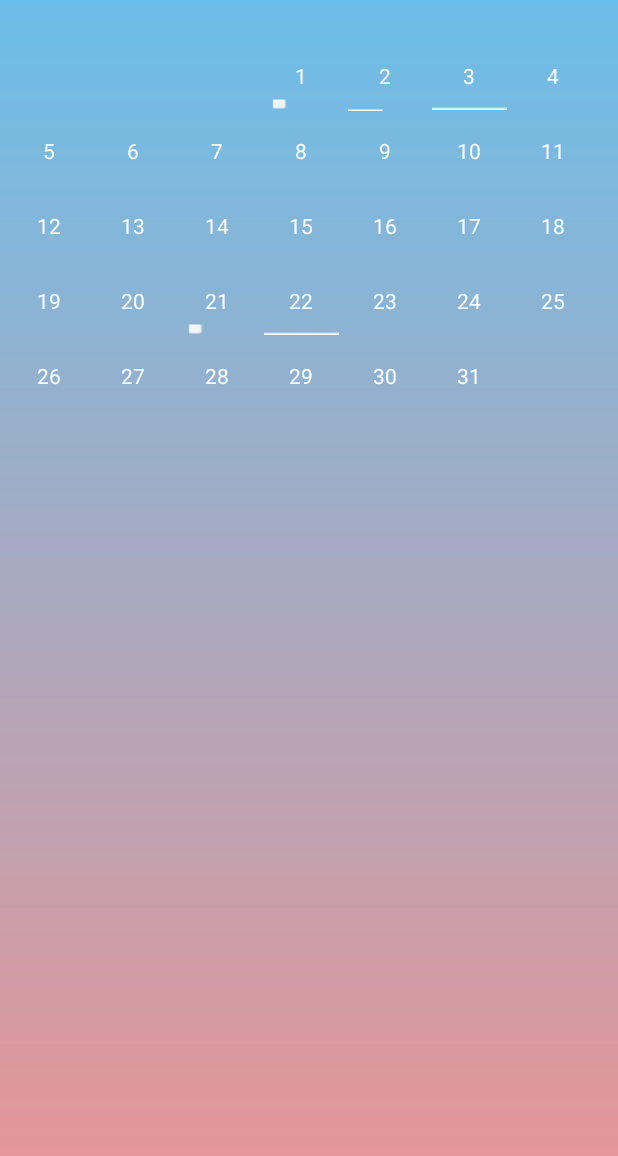
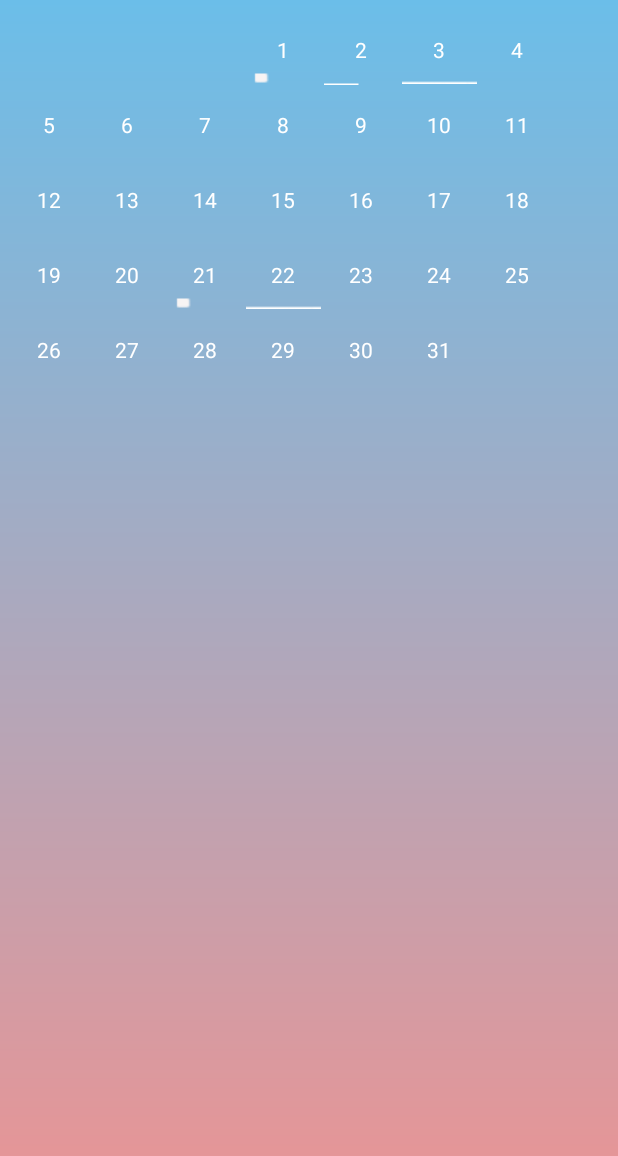
Before and after one commit to Zelen23/calendar_for_nm, an Android app: the screen it shows after launch (MainActivity), on a phone screen of 412 x 824 dp. Shown: the top 1156 px of the screen. Run offline under Robolectric (Android 15) with nearby library versions, the phone set to English and light mode, and no system bars.

Commit message:
'prestate_to_Gesture'

```diff
--- a/app/src/main/java/com/example/zsoft/calendar_for_nm/MainActivity.java
+++ b/app/src/main/java/com/example/zsoft/calendar_for_nm/MainActivity.java
@@ -21,76 +21,58 @@ import java.util.List;
 public class MainActivity extends AppCompatActivity {
 
     GridView grView_cld;
-    GregorianCalendar cld = new GregorianCalendar();
-    int month;
-    int d;
-    int max;
-
 
     @Override
     protected void onCreate(Bundle savedInstanceState) {
         super.onCreate(savedInstanceState);
         setContentView(R.layout.activity_main);
         grView_cld=(GridView)findViewById(R.id.gridView);
-        String[] line=new String[35];
-        for(int i=0;i<35;i++){
-            line[i]=" "+i;
-        }
+        String [] day=day();
 
-        List<String> list_d=new ArrayList<String>();
+        bild_mass_for_adapter creat_mass=new bild_mass_for_adapter();
+        grView_cld.setAdapter(
+                //  new ArrayAdapter<String>(this,android.R.layout.simple_list_item_1,line));
+                new custom_grid_adapter(this,creat_mass.grv(
+                        Integer.parseInt(day[1]),
+                        Integer.parseInt(day[3])),
+                        creat_mass.convert_mass_for_render(
+                                creat_mass.grv(
+                                        Integer.parseInt(day[1]),
+                                        Integer.parseInt(day[3])
+
+                                )
+                        )
+                )
+        );
 
 
 
+    }
+
+    // Разбор текущей даты для проверок
+    String[] day() {
+//month-day
+        GregorianCalendar cld_m = new GregorianCalendar();
+        String day = cld_m.getTime().toString();
+        String[] getday = day.split(" ", 5);
+        int mn = cld_m.get(Calendar.MONTH);
+        String[] show_day = new String[4];
+        show_day[0] = String.valueOf(Integer.parseInt(getday[2]));
+        show_day[1] = String.valueOf(mn);
+        show_day[2] = String.valueOf(getday[4]);
+        show_day[3] = String.valueOf(cld_m.get(Calendar.YEAR));
 
 
-        bild_mass_for_adapter creat_mass=new bild_mass_for_adapter();
+        Log.i("today**", getday[2]);
+        Log.i("mns_name", getday[1]);
+        Log.i("**", getday[0]);
+        Log.i("int_mns*", String.valueOf(mn));
 
 
-        grView_cld.setAdapter(
-                //  new ArrayAdapter<String>(this,android.R.layout.simple_list_item_1,line));
-                new custom_grid_adapter(this,grv(2,2018),
-                        creat_mass.convert_mass_for_render(grv(2,2018))));
-
+        return show_day;
     }
 
-    public List grv(final int month, int y) {
-
-        final String[] name = {"пн", "вт", "ср", "чт", "пт", "сб", "вс"};
-
-
-        cld.set(y, month, 1);
-        d = cld.get(Calendar.DAY_OF_WEEK);
-        max = cld.getActualMaximum(Calendar.DAY_OF_MONTH);
-        String[] ms = new String[50];
-        final List<String> list_d = new ArrayList<>();
-
-//из нетбина календарь
-        int in = 1;
-        for (int ir = 1; ir < 49; ir++) {
-
-            if (in <= max) {
-                if (d == 1) {
-                    Log.i("d_grv_if=1", String.valueOf(d));
-            /*то в массив первые 6 позиций пишем null*/
-                    if (ir >= d + 6) {
-                        ms[ir] = String.valueOf(in++);
-                    }
-
-                } else if (ir >= d - 1) {
-                    Log.i("d_grv_if!=1", String.valueOf(d));
-                    ms[ir] = String.valueOf(in++);
-                }
-            }
-            if (ms[ir] == null) {
-                list_d.add(" ");
-            } else {
-                list_d.add(String.valueOf(ms[ir]));
-            }
-        }
-
-       return list_d;
-    }
-
+    // размерность грида
     private void adjustGridView(){
         grView_cld.setNumColumns(7);
         //grView_cld.setColumnWidth(50);
--- a/app/src/main/java/com/example/zsoft/calendar_for_nm/bild_mass_for_adapter.java
+++ b/app/src/main/java/com/example/zsoft/calendar_for_nm/bild_mass_for_adapter.java
@@ -3,6 +3,8 @@ package com.example.zsoft.calendar_for_nm;
 import android.util.Log;
 
 import java.util.ArrayList;
+import java.util.Calendar;
+import java.util.GregorianCalendar;
 import java.util.List;
 
 /**
@@ -10,6 +12,9 @@ import java.util.List;
  */
 
 public class bild_mass_for_adapter {
+    GregorianCalendar cld = new GregorianCalendar();
+    int d;
+    int max;
 
     public int[] convert_mass_for_render(List list_d){
 
@@ -49,6 +54,7 @@ public class bild_mass_for_adapter {
                 case "":
                     mass_pic[list_d.indexOf(day_for_render.get(i))]=R.drawable.empty;
                     break;
+
                 case "-1":
                     mass_pic[list_d.indexOf(day_for_render.get(i))]=R.drawable.empty;
                     break;
@@ -56,14 +62,67 @@ public class bild_mass_for_adapter {
             }
 
 
-
-
-
-
         }
         return mass_pic;
 
     }
 
+    // если установленный год соответствует текущему и месяц соответствует текущему то дент выделяю
+
+    public List grv(final int month, int y) {
+
+        final String[] name = {"пн", "вт", "ср", "чт", "пт", "сб", "вс"};
+
+
+        cld.set(y, month, 1);
+        d = cld.get(Calendar.DAY_OF_WEEK);
+        max = cld.getActualMaximum(Calendar.DAY_OF_MONTH);
+        String[] ms = new String[36];
+        final List<String> list_d = new ArrayList<>();
+
+//из нетбина календарь
+        int in = 1;
+        for (int ir = 1; ir < 35; ir++) {
+
+            if (in <= max) {
+                if (d == 1) {
+                    Log.i("d_grv_if=1", String.valueOf(d));
+            /*то в массив первые 6 позиций пишем null*/
+                    if (ir >= d + 6) {
+                        ms[ir] = String.valueOf(in++);
+                    }
+
+                } else if (ir >= d - 1) {
+                    Log.i("d_grv_if!=1", String.valueOf(d));
+                    ms[ir] = String.valueOf(in++);
+                }
+            }
+            if (ms[ir] == null) {
+                list_d.add(" ");
+            } else {
+                list_d.add(String.valueOf(ms[ir]));
+            }
+        }
+
+
+        return list_d;
+    }
+
+    void dat(int month, int year){
+        MainActivity dat=new MainActivity();
+        String[] date = dat.day();
+        boolean flags=false;
+
+        //если год и месяц в массива соответствуют текущим то
+        if(year==Integer.parseInt(date[3])& month==Integer.parseInt(date[1]));
+        flags=true;
+        Log.i("flag", String.valueOf(flags));
+
+
+
+
+
+    }
+
 
 }
--- a/app/src/main/java/com/example/zsoft/calendar_for_nm/custom_grid_adapter.java
+++ b/app/src/main/java/com/example/zsoft/calendar_for_nm/custom_grid_adapter.java
@@ -73,9 +73,13 @@ public class custom_grid_adapter extends BaseAdapter {
 
         holder.imageView.setImageResource(Image_id[i]);
         holder.textView.setText(string.get(i));
+
+
         holder.textView.setTextColor(Color.parseColor("White"));
 
         grid.setTag(holder);
         return grid;
     }
+
+
 }
--- a/app/src/main/res/layout/activity_main.xml
+++ b/app/src/main/res/layout/activity_main.xml
@@ -1,28 +1,34 @@
 <?xml version="1.0" encoding="utf-8"?>
-<android.support.constraint.ConstraintLayout
-    xmlns:android="http://schemas.android.com/apk/res/android"
+<android.support.constraint.ConstraintLayout xmlns:android="http://schemas.android.com/apk/res/android"
+    xmlns:app="http://schemas.android.com/apk/res-auto"
     xmlns:tools="http://schemas.android.com/tools"
-    xmlns:app="http://schemas.android.com/apk/res-auto"
     android:layout_width="match_parent"
     android:layout_height="match_parent"
     android:background="@drawable/gradient_3"
     tools:context="com.example.zsoft.calendar_for_nm.MainActivity">
 
+    <android.gesture.GestureOverlayView
+        android:id="@+id/gestures"
+        android:layout_width="fill_parent"
+        android:layout_height="252dp"
+        android:layout_weight="1.0">
+
+    </android.gesture.GestureOverlayView>
 
     <GridView
         android:id="@+id/gridView"
-        android:numColumns="7"
-        android:layout_width="match_parent"
+        android:layout_width="368dp"
         android:layout_height="244dp"
         android:layout_marginBottom="8dp"
         android:layout_marginEnd="8dp"
         android:layout_marginStart="8dp"
         android:layout_marginTop="8dp"
         android:focusable="true"
+        android:numColumns="7"
         app:layout_constraintBottom_toBottomOf="parent"
         app:layout_constraintEnd_toEndOf="parent"
         app:layout_constraintHorizontal_bias="0.0"
-        app:layout_constraintStart_toStartOf="parent"
+        app:layout_constraintStart_toStartOf="@+id/gestures"
         app:layout_constraintTop_toTopOf="parent"
-        app:layout_constraintVertical_bias="0.031" />
+        app:layout_constraintVertical_bias="0.0" />
 </android.support.constraint.ConstraintLayout>
```
